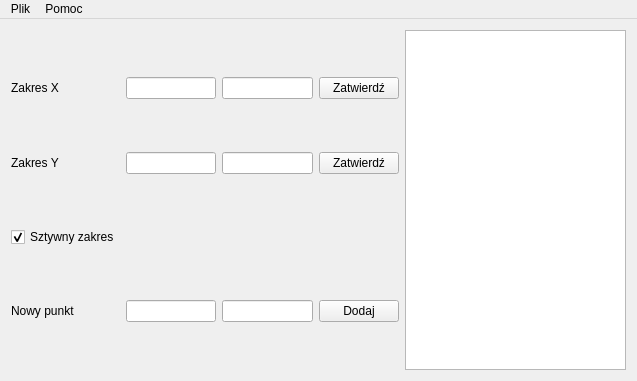
Before: the Qt Designer form mainwindow.ui in szpght/ClusteringGui, drawn with Qt 5.
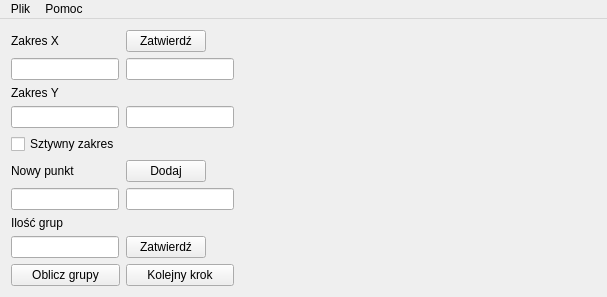
After: the same form once the commit is applied. Custom widgets are drawn as their Qt base class.

Patch:
```diff
--- a/mainwindow.ui
+++ b/mainwindow.ui
@@ -6,94 +6,225 @@
    <rect>
     <x>0</x>
     <y>0</y>
-    <width>637</width>
-    <height>381</height>
+    <width>607</width>
+    <height>290</height>
    </rect>
   </property>
   <property name="windowTitle">
    <string>MainWindow</string>
   </property>
   <widget class="QWidget" name="centralWidget">
-   <layout class="QHBoxLayout" name="horizontalLayout">
-    <item>
-     <layout class="QGridLayout" name="gridLayout_2">
-      <item row="0" column="3">
-       <widget class="QPushButton" name="pushButton">
-        <property name="text">
-         <string>Zatwierdź</string>
+   <layout class="QGridLayout" name="gridLayout">
+    <item row="0" column="0">
+     <layout class="QGridLayout" name="controlGrid">
+      <item row="6" column="1">
+       <widget class="QLineEdit" name="newY">
+        <property name="sizePolicy">
+         <sizepolicy hsizetype="Fixed" vsizetype="Fixed">
+          <horstretch>0</horstretch>
+          <verstretch>0</verstretch>
+         </sizepolicy>
         </property>
        </widget>
       </item>
-      <item row="1" column="0">
-       <widget class="QLabel" name="label_2">
-        <property name="text">
-         <string>Zakres Y</string>
+      <item row="4" column="0">
+       <widget class="QCheckBox" name="fixedRangeChBox">
+        <property name="sizePolicy">
+         <sizepolicy hsizetype="Fixed" vsizetype="Fixed">
+          <horstretch>0</horstretch>
+          <verstretch>0</verstretch>
+         </sizepolicy>
         </property>
-       </widget>
-      </item>
-      <item row="0" column="2">
-       <widget class="QLineEdit" name="lineEdit_2"/>
-      </item>
-      <item row="2" column="0">
-       <widget class="QCheckBox" name="checkBox">
         <property name="text">
          <string>Sztywny zakres</string>
         </property>
-        <property name="checked">
-         <bool>true</bool>
-        </property>
         <property name="tristate">
          <bool>false</bool>
         </property>
        </widget>
       </item>
+      <item row="6" column="0">
+       <widget class="QLineEdit" name="newX">
+        <property name="sizePolicy">
+         <sizepolicy hsizetype="Fixed" vsizetype="Fixed">
+          <horstretch>0</horstretch>
+          <verstretch>0</verstretch>
+         </sizepolicy>
+        </property>
+       </widget>
+      </item>
+      <item row="2" column="0">
+       <widget class="QLabel" name="label_2">
+        <property name="sizePolicy">
+         <sizepolicy hsizetype="Fixed" vsizetype="Fixed">
+          <horstretch>0</horstretch>
+          <verstretch>0</verstretch>
+         </sizepolicy>
+        </property>
+        <property name="text">
+         <string>Zakres Y</string>
+        </property>
+       </widget>
+      </item>
+      <item row="0" column="1">
+       <widget class="QPushButton" name="confirmRangeBtn">
+        <property name="sizePolicy">
+         <sizepolicy hsizetype="Fixed" vsizetype="Fixed">
+          <horstretch>0</horstretch>
+          <verstretch>0</verstretch>
+         </sizepolicy>
+        </property>
+        <property name="text">
+         <string>Zatwierdź</string>
+        </property>
+       </widget>
+      </item>
+      <item row="5" column="0">
+       <widget class="QLabel" name="label_3">
+        <property name="sizePolicy">
+         <sizepolicy hsizetype="Fixed" vsizetype="Fixed">
+          <horstretch>0</horstretch>
+          <verstretch>0</verstretch>
+         </sizepolicy>
+        </property>
+        <property name="text">
+         <string>Nowy punkt</string>
+        </property>
+       </widget>
+      </item>
+      <item row="5" column="1">
+       <widget class="QPushButton" name="addPointBtn">
+        <property name="sizePolicy">
+         <sizepolicy hsizetype="Fixed" vsizetype="Fixed">
+          <horstretch>0</horstretch>
+          <verstretch>0</verstretch>
+         </sizepolicy>
+        </property>
+        <property name="text">
+         <string>Dodaj</string>
+        </property>
+       </widget>
+      </item>
+      <item row="3" column="1">
+       <widget class="QLineEdit" name="maxYEdit">
+        <property name="sizePolicy">
+         <sizepolicy hsizetype="Fixed" vsizetype="Fixed">
+          <horstretch>0</horstretch>
+          <verstretch>0</verstretch>
+         </sizepolicy>
+        </property>
+       </widget>
+      </item>
+      <item row="1" column="0">
+       <widget class="QLineEdit" name="minXEdit">
+        <property name="sizePolicy">
+         <sizepolicy hsizetype="Fixed" vsizetype="Fixed">
+          <horstretch>0</horstretch>
+          <verstretch>0</verstretch>
+         </sizepolicy>
+        </property>
+       </widget>
+      </item>
       <item row="0" column="0">
        <widget class="QLabel" name="label">
+        <property name="sizePolicy">
+         <sizepolicy hsizetype="Fixed" vsizetype="Fixed">
+          <horstretch>0</horstretch>
+          <verstretch>0</verstretch>
+         </sizepolicy>
+        </property>
         <property name="text">
          <string>Zakres X</string>
         </property>
        </widget>
       </item>
-      <item row="0" column="1">
-       <widget class="QLineEdit" name="lineEdit"/>
-      </item>
       <item row="1" column="1">
-       <widget class="QLineEdit" name="lineEdit_3"/>
-      </item>
-      <item row="1" column="3">
-       <widget class="QPushButton" name="pushButton_2">
-        <property name="text">
-         <string>Zatwierdź</string>
+       <widget class="QLineEdit" name="maxXEdit">
+        <property name="sizePolicy">
+         <sizepolicy hsizetype="Fixed" vsizetype="Fixed">
+          <horstretch>0</horstretch>
+          <verstretch>0</verstretch>
+         </sizepolicy>
         </property>
        </widget>
       </item>
-      <item row="1" column="2">
-       <widget class="QLineEdit" name="lineEdit_4"/>
-      </item>
       <item row="3" column="0">
-       <widget class="QLabel" name="label_3">
+       <widget class="QLineEdit" name="minYEdit">
+        <property name="sizePolicy">
+         <sizepolicy hsizetype="Fixed" vsizetype="Fixed">
+          <horstretch>0</horstretch>
+          <verstretch>0</verstretch>
+         </sizepolicy>
+        </property>
+       </widget>
+      </item>
+      <item row="7" column="0">
+       <widget class="QLabel" name="label_4">
+        <property name="sizePolicy">
+         <sizepolicy hsizetype="Fixed" vsizetype="Fixed">
+          <horstretch>0</horstretch>
+          <verstretch>0</verstretch>
+         </sizepolicy>
+        </property>
         <property name="text">
-         <string>Nowy punkt</string>
+         <string>Ilość grup</string>
         </property>
        </widget>
       </item>
-      <item row="3" column="1">
-       <widget class="QLineEdit" name="lineEdit_5"/>
+      <item row="8" column="0">
+       <widget class="QLineEdit" name="lineEdit">
+        <property name="sizePolicy">
+         <sizepolicy hsizetype="Fixed" vsizetype="Fixed">
+          <horstretch>0</horstretch>
+          <verstretch>0</verstretch>
+         </sizepolicy>
+        </property>
+       </widget>
       </item>
-      <item row="3" column="2">
-       <widget class="QLineEdit" name="lineEdit_6"/>
+      <item row="8" column="1">
+       <widget class="QPushButton" name="groupNumberBtn">
+        <property name="sizePolicy">
+         <sizepolicy hsizetype="Fixed" vsizetype="Fixed">
+          <horstretch>0</horstretch>
+          <verstretch>0</verstretch>
+         </sizepolicy>
+        </property>
+        <property name="text">
+         <string>Zatwierdź</string>
+        </property>
+       </widget>
       </item>
-      <item row="3" column="3">
-       <widget class="QPushButton" name="pushButton_3">
+      <item row="9" column="0">
+       <widget class="QPushButton" name="calculateBtn">
         <property name="text">
-         <string>Dodaj</string>
+         <string>Oblicz grupy</string>
+        </property>
+       </widget>
+      </item>
+      <item row="9" column="1">
+       <widget class="QPushButton" name="stepBtn">
+        <property name="text">
+         <string>Kolejny krok</string>
         </property>
        </widget>
       </item>
      </layout>
     </item>
-    <item>
-     <widget class="QGraphicsView" name="graphicsView"/>
+    <item row="0" column="1">
+     <widget class="CustomPlot" name="plot" native="true">
+      <property name="sizePolicy">
+       <sizepolicy hsizetype="Expanding" vsizetype="Expanding">
+        <horstretch>0</horstretch>
+        <verstretch>0</verstretch>
+       </sizepolicy>
+      </property>
+      <property name="baseSize">
+       <size>
+        <width>0</width>
+        <height>0</height>
+       </size>
+      </property>
+     </widget>
     </item>
    </layout>
   </widget>
@@ -102,11 +233,11 @@
     <rect>
      <x>0</x>
      <y>0</y>
-     <width>637</width>
+     <width>607</width>
      <height>20</height>
     </rect>
    </property>
-   <widget class="QMenu" name="menuPlik">
+   <widget class="QMenu" name="fileMenu">
     <property name="title">
      <string>Plik</string>
     </property>
@@ -115,15 +246,15 @@
     <addaction name="actionZapisz_do_pliku"/>
     <addaction name="actionWyj_cie"/>
    </widget>
-   <widget class="QMenu" name="menuPomoc">
+   <widget class="QMenu" name="helpMenu">
     <property name="title">
      <string>Pomoc</string>
     </property>
     <addaction name="actionO_programie"/>
     <addaction name="actionLicencja"/>
    </widget>
-   <addaction name="menuPlik"/>
-   <addaction name="menuPomoc"/>
+   <addaction name="fileMenu"/>
+   <addaction name="helpMenu"/>
   </widget>
   <action name="actionRob_cos">
    <property name="text">
@@ -157,6 +288,13 @@
   </action>
  </widget>
  <layoutdefault spacing="6" margin="11"/>
+ <customwidgets>
+  <customwidget>
+   <class>CustomPlot</class>
+   <extends>QWidget</extends>
+   <header>customplot.h</header>
+  </customwidget>
+ </customwidgets>
  <resources/>
  <connections/>
 </ui>
```
Left out of the diff: 23 changed lines with no effect on the pictures.
